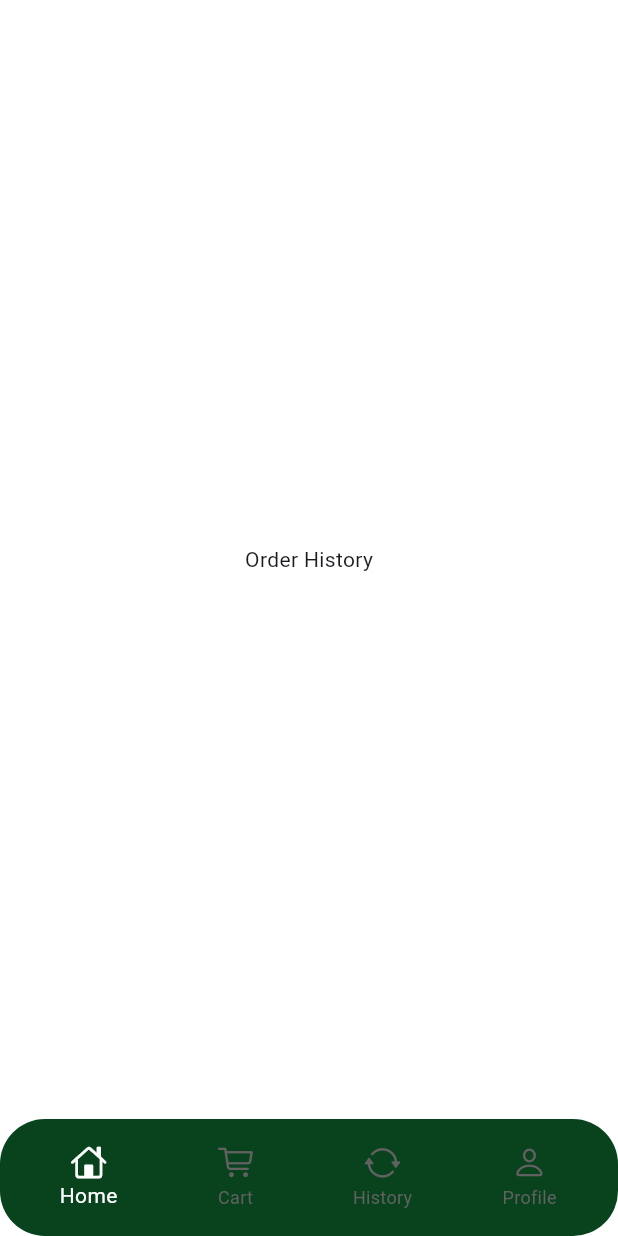
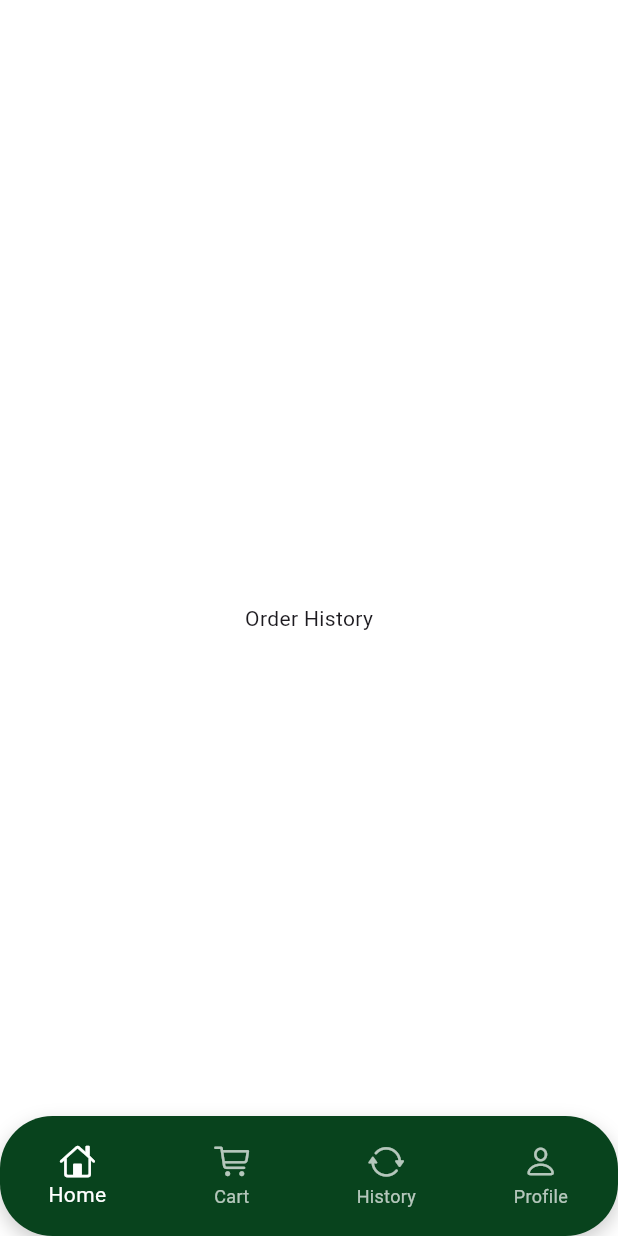
Before and after one commit to EngAhmedTamer/hungry, a Flutter app: the screen it shows after launch, swiped to page 3, on a phone screen of 412 x 824 dp. Run offline on Flutter 3.47's test engine with Material 3 defaults, Android fonts, the phone set to English and light mode, and no system bars; our stand-ins replace flutter_svg, gap.

Commit message:
button color setting and bottom root and navigation bar making a floater

```diff
--- a/lib/root.dart
+++ b/lib/root.dart
@@ -15,13 +15,13 @@ class Root extends StatefulWidget {
 }
 
 class _RootState extends State<Root> {
-   late final PageController controller ;
-   late final List<Widget> screens ;
+  late final PageController controller;
+  late final List<Widget> screens;
   int currentIndex = 0;
 
   @override
   void initState() {
-    screens =[
+    screens = [
       HomeView(),
       CartView(),
       OrderHistoryView(),
@@ -29,46 +29,69 @@ class _RootState extends State<Root> {
     ];
     controller = PageController(initialPage: currentIndex);
     super.initState();
-
   }
-
-
 
   @override
   Widget build(BuildContext context) {
     return Scaffold(
-      body: PageView(
+      backgroundColor: Colors.white,
+      body: Stack(
+        children: [
+          PageView(
             physics: NeverScrollableScrollPhysics(),
             controller: controller,
-        children: screens,),
-      bottomNavigationBar: Container(
+            children: screens,
+          ),
+
+          Positioned(
+            left: 0,
+            right: 0,
+            bottom: 0,
+            child: Container(
+              height: 80,
               decoration: BoxDecoration(
                 color: AppColors.primary,
-          borderRadius: BorderRadius.circular(30)
+                borderRadius: BorderRadius.circular(35),
+                boxShadow: [
+                  BoxShadow(
+                    color: Colors.black.withOpacity(0.2),
+                    blurRadius: 10,
+                    offset: Offset(0, 5),
                   ),
-        padding: EdgeInsets.all(10),
+                ],
+              ),
+              child: ClipRRect(
+                borderRadius: BorderRadius.circular(35),
                 child: BottomNavigationBar(
                   elevation: 0,
-          backgroundColor: Colors.transparent.withOpacity(0.0),
+                  backgroundColor: Colors.transparent,
                   type: BottomNavigationBarType.fixed,
                   selectedItemColor: Colors.white,
-          unselectedItemColor: Colors.grey.shade700,
+                  unselectedItemColor: Colors.white70,
                   currentIndex: currentIndex,
-          items: [
-          BottomNavigationBarItem(icon: Icon(CupertinoIcons.home),label: 'Home'),
-          BottomNavigationBarItem(icon: Icon(CupertinoIcons.shopping_cart),label: 'Cart'),
-          BottomNavigationBarItem(icon: Icon(CupertinoIcons.arrow_2_circlepath),label: 'History'),
-          BottomNavigationBarItem(icon: Icon(CupertinoIcons.person),label: 'Profile'),
+                  items: const [
+                    BottomNavigationBarItem(
+                        icon: Icon(CupertinoIcons.home), label: 'Home'),
+                    BottomNavigationBarItem(
+                        icon: Icon(CupertinoIcons.shopping_cart), label: 'Cart'),
+                    BottomNavigationBarItem(
+                        icon: Icon(CupertinoIcons.arrow_2_circlepath),
+                        label: 'History'),
+                    BottomNavigationBarItem(
+                        icon: Icon(CupertinoIcons.person), label: 'Profile'),
                   ],
-          onTap: (v){
+                  onTap: (v) {
                     setState(() {
                       currentIndex = v;
                       controller.jumpToPage(v);
                     });
                   },
-
                 ),
-      )
+              ),
+            ),
+          ),
+        ],
+      ),
     );
   }
 }
```
Also changed, not shown: lib/features/cart/views/cart_view.dart (+119 -4 lines), lib/features/cart/widgets/card_item.dart (added, +88 -0 lines), lib/shared/custom_button.dart (+6 -3 lines). Lines whose indentation alone changed are shown as unchanged.
